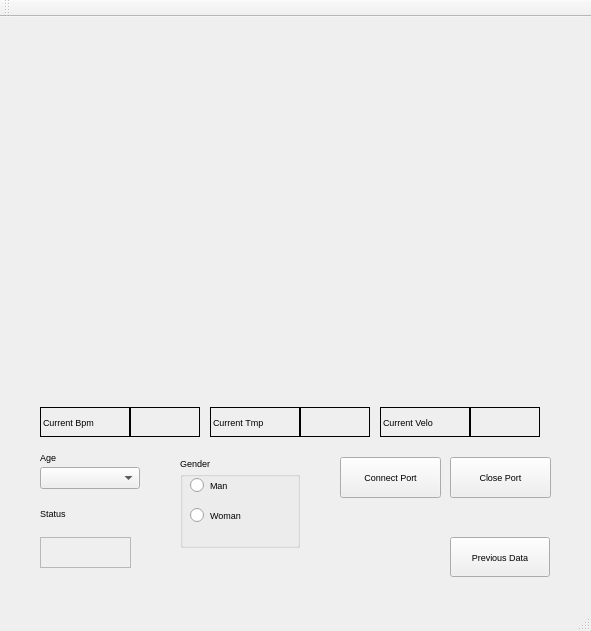
The window that Final_Serial/Final_Serial/mainwindow.ui (twowings1029/Real_pro) describes before a commit, drawn with Qt 5.
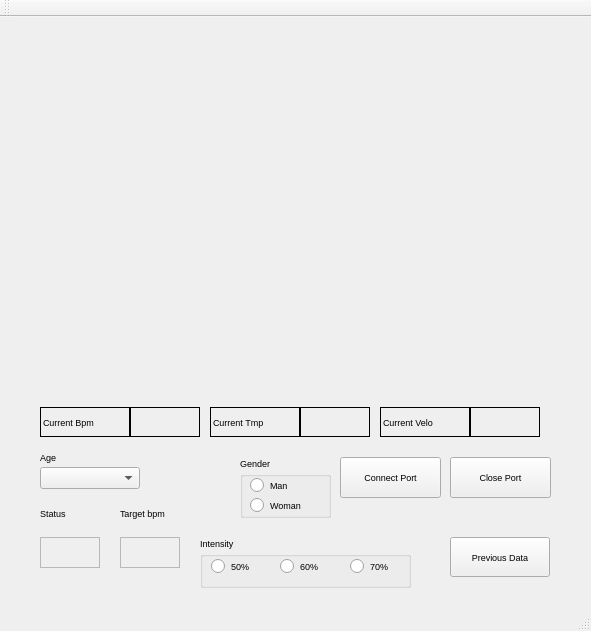
The same window after the commit. Custom widgets are drawn as their Qt base class.

What changed in the file:
```diff
--- a/Final_Serial/Final_Serial/mainwindow.ui
+++ b/Final_Serial/Final_Serial/mainwindow.ui
@@ -210,10 +210,10 @@
    <widget class="QGroupBox" name="groupBox">
     <property name="geometry">
      <rect>
-      <x>180</x>
+      <x>240</x>
       <y>440</y>
-      <width>120</width>
-      <height>91</height>
+      <width>91</width>
+      <height>61</height>
      </rect>
     </property>
     <property name="title">
@@ -224,7 +224,7 @@
       <rect>
        <x>10</x>
        <y>20</y>
-       <width>90</width>
+       <width>70</width>
        <height>16</height>
       </rect>
      </property>
@@ -236,8 +236,8 @@
      <property name="geometry">
       <rect>
        <x>10</x>
-       <y>50</y>
-       <width>90</width>
+       <y>40</y>
+       <width>70</width>
        <height>16</height>
       </rect>
      </property>
@@ -264,7 +264,7 @@
      <rect>
       <x>40</x>
       <y>520</y>
-      <width>91</width>
+      <width>60</width>
       <height>31</height>
      </rect>
     </property>
@@ -281,6 +281,93 @@
      <string/>
     </property>
    </widget>
+   <widget class="QLabel" name="label_4">
+    <property name="geometry">
+     <rect>
+      <x>120</x>
+      <y>490</y>
+      <width>80</width>
+      <height>12</height>
+     </rect>
+    </property>
+    <property name="text">
+     <string>Target bpm</string>
+    </property>
+   </widget>
+   <widget class="QLabel" name="pulse_target_label">
+    <property name="geometry">
+     <rect>
+      <x>120</x>
+      <y>520</y>
+      <width>60</width>
+      <height>31</height>
+     </rect>
+    </property>
+    <property name="frameShape">
+     <enum>QFrame::StyledPanel</enum>
+    </property>
+    <property name="frameShadow">
+     <enum>QFrame::Plain</enum>
+    </property>
+    <property name="lineWidth">
+     <number>1</number>
+    </property>
+    <property name="text">
+     <string/>
+    </property>
+   </widget>
+   <widget class="QGroupBox" name="groupBox_2">
+    <property name="geometry">
+     <rect>
+      <x>200</x>
+      <y>520</y>
+      <width>211</width>
+      <height>51</height>
+     </rect>
+    </property>
+    <property name="title">
+     <string>Intensity</string>
+    </property>
+    <widget class="QRadioButton" name="radio_50">
+     <property name="geometry">
+      <rect>
+       <x>11</x>
+       <y>21</y>
+       <width>41</width>
+       <height>16</height>
+      </rect>
+     </property>
+     <property name="text">
+      <string>50%</string>
+     </property>
+    </widget>
+    <widget class="QRadioButton" name="radio_60">
+     <property name="geometry">
+      <rect>
+       <x>80</x>
+       <y>21</y>
+       <width>41</width>
+       <height>16</height>
+      </rect>
+     </property>
+     <property name="text">
+      <string>60%</string>
+     </property>
+    </widget>
+    <widget class="QRadioButton" name="radio_70">
+     <property name="geometry">
+      <rect>
+       <x>150</x>
+       <y>21</y>
+       <width>41</width>
+       <height>16</height>
+      </rect>
+     </property>
+     <property name="text">
+      <string>70%</string>
+     </property>
+    </widget>
+   </widget>
   </widget>
   <widget class="QMenuBar" name="menuBar">
    <property name="geometry">
```
